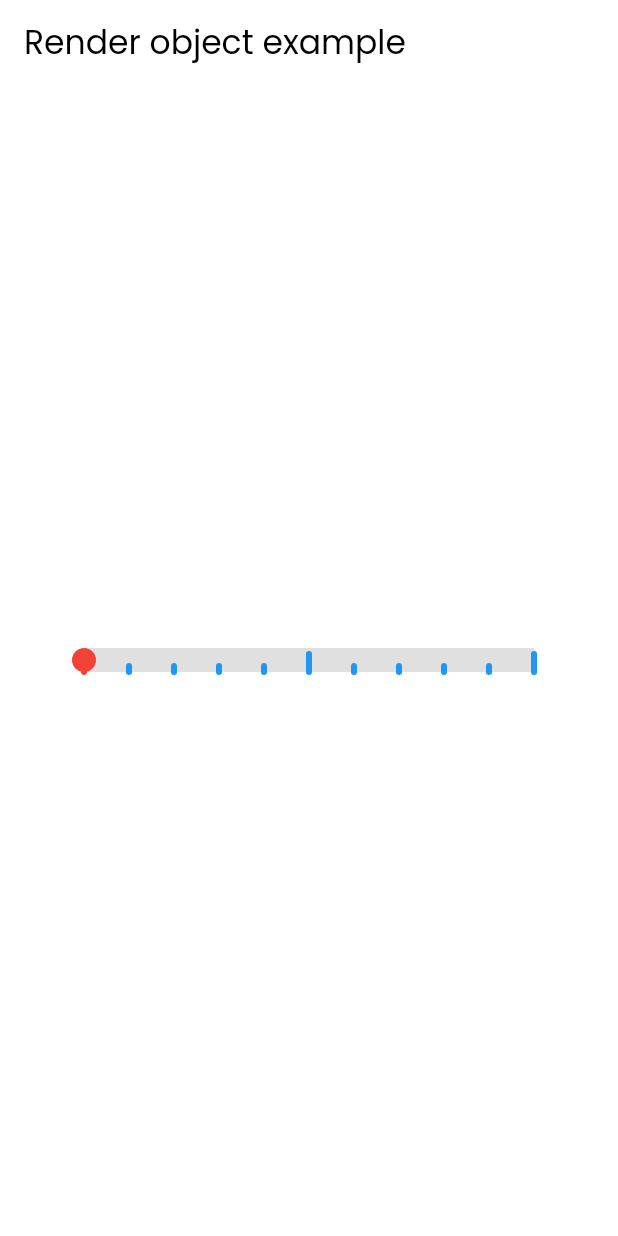
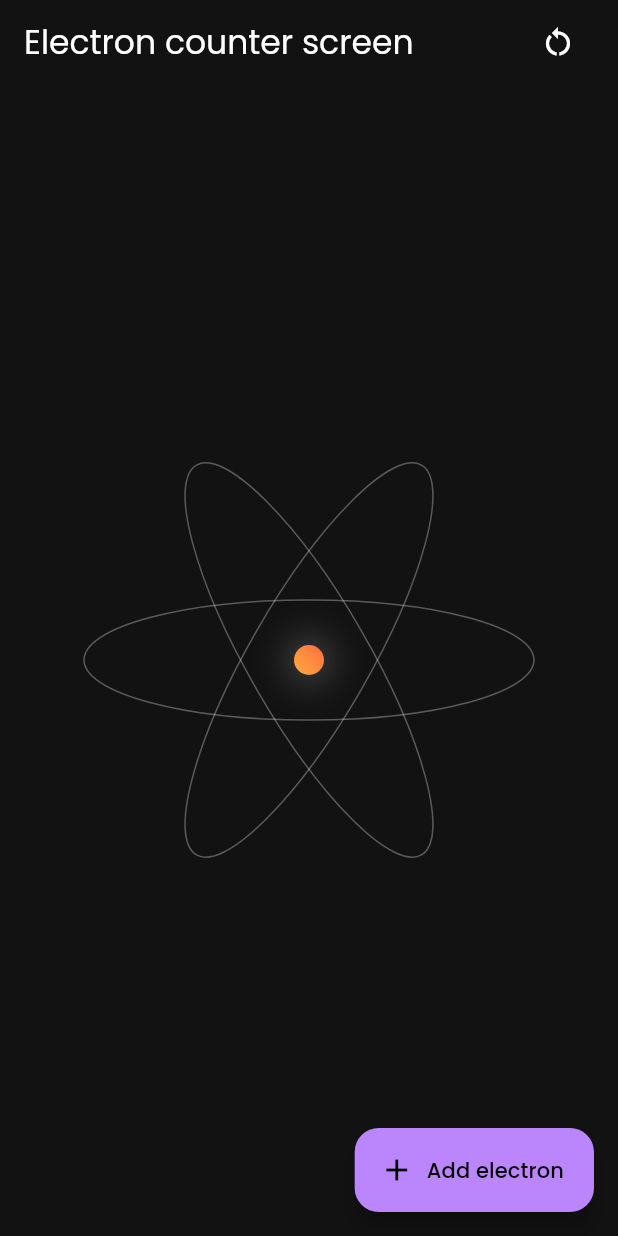
Before and after one commit to shravan-elred/flutter_training, a Flutter app: the screen it shows after launch, on a phone screen of 412 x 824 dp. Run offline on Flutter 3.47's test engine with Material 3 defaults, Android fonts, the phone set to English and light mode, and no system bars; our stand-ins replace google_fonts, rive, rxdart; missing offline and left inert: worker_manager, workmanager; generated files the repository leaves out were written again.

Commit message:
electron counter app added

```diff
--- /dev/null
+++ b/lib/graphical_operation/electron.dart
@@ -0,0 +1,16 @@
+// ignore_for_file: public_member_api_docs, sort_constructors_first
+import 'package:flutter/material.dart';
+
+class Electron {
+  Electron({
+    required this.degree,
+    required this.speed,
+    required this.radius,
+    required this.color,
+  });
+
+  double degree;
+  final int speed;
+  final double radius;
+  final Color color;
+}
--- /dev/null
+++ b/lib/graphical_operation/electron_counter_screen.dart
@@ -0,0 +1,131 @@
+import 'dart:async';
+import 'dart:math' as math;
+
+import 'package:flutter/material.dart';
+
+import 'electron.dart';
+import 'orbit.dart';
+import 'painters/orbit_painter.dart';
+
+class ElectronCounterScreen extends StatefulWidget {
+  const ElectronCounterScreen({super.key});
+
+  @override
+  State<ElectronCounterScreen> createState() => _ElectronCounterScreenState();
+}
+
+class _ElectronCounterScreenState extends State<ElectronCounterScreen>
+    with SingleTickerProviderStateMixin {
+  late Timer timer;
+  double electronDegree = 0.0;
+
+  List<Orbit> orbits = [
+    Orbit(electrons: List.empty(growable: true), angle: 0),
+    Orbit(electrons: List.empty(growable: true), angle: 60),
+    Orbit(electrons: List.empty(growable: true), angle: 120),
+  ];
+
+  @override
+  void initState() {
+    super.initState();
+
+    timer = Timer.periodic(
+      const Duration(milliseconds: 16),
+      (timer) {
+        for (final orbit in orbits) {
+          for (final electron in orbit.electrons) {
+            setState(() {
+              electron.degree += electron.speed;
+            });
+          }
+        }
+      },
+    );
+  }
+
+  @override
+  Widget build(BuildContext context) {
+    return Scaffold(
+      appBar: AppBar(
+        title: const Text('Electron counter screen'),
+        actions: [
+          IconButton(
+            onPressed: onResetAllEvent,
+            icon: const Icon(Icons.restart_alt),
+          ),
+          const SizedBox(width: 16),
+        ],
+      ),
+      floatingActionButton: FloatingActionButton.extended(
+        onPressed: onAddElectronEvent,
+        icon: const Icon(Icons.add),
+        label: const Text('Add electron'),
+      ),
+      body: Center(
+        child: Stack(
+          alignment: Alignment.center,
+          children: [
+            ...orbits.map(
+              (orbit) => Transform.rotate(
+                angle: degreesToRadians(orbit.angle),
+                child: CustomPaint(
+                  painter: OrbitPainter(
+                    electrons: orbit.electrons,
+                    strokeColor: Colors.white30,
+                  ),
+                  size: const Size(300, 80),
+                ),
+              ),
+            ),
+            Container(
+              width: 20,
+              height: 20,
+              decoration: const BoxDecoration(
+                shape: BoxShape.circle,
+                boxShadow: [
+                  BoxShadow(
+                    blurRadius: 20,
+                    color: Colors.white24,
+                    spreadRadius: 5,
+                  )
+                ],
+                gradient: LinearGradient(
+                  begin: Alignment.topRight,
+                  end: Alignment.bottomLeft,
+                  colors: [
+                    Colors.deepOrangeAccent,
+                    Colors.orangeAccent,
+                  ],
+                ),
+              ),
+            )
+          ],
+        ),
+      ),
+    );
+  }
+
+  void onAddElectronEvent() {
+    final randomOrbit = orbits[math.Random().nextInt(orbits.length)];
+    randomOrbit.electrons.add(
+      Electron(
+        degree: 0,
+        speed: math.Random().nextInt(4) + 1,
+        radius: math.Random().nextDouble() * 8,
+        color: Colors.primaries[math.Random().nextInt(Colors.primaries.length)],
+      ),
+    );
+  }
+
+  void onResetAllEvent() {
+    for (final orbit in orbits) {
+      orbit.electrons.clear();
+    }
+  }
+
+  @override
+  void dispose() {
+    timer.cancel();
+    super.dispose();
+  }
+}
--- /dev/null
+++ b/lib/graphical_operation/orbit.dart
@@ -0,0 +1,11 @@
+import 'electron.dart';
+
+class Orbit {
+  const Orbit({
+    required this.electrons,
+    required this.angle,
+  });
+
+  final List<Electron> electrons;
+  final double angle;
+}
--- /dev/null
+++ b/lib/graphical_operation/painters/orbit_painter.dart
@@ -0,0 +1,56 @@
+import 'package:flutter/material.dart';
+import 'dart:math' as math;
+
+import '../electron.dart';
+
+class OrbitPainter extends CustomPainter {
+  const OrbitPainter({
+    this.strokeColor = Colors.white,
+    this.strokeWidth = 1.0,
+    this.electrons = const [],
+  });
+
+  final Color strokeColor;
+  final double strokeWidth;
+
+  final List<Electron> electrons;
+
+  @override
+  void paint(Canvas canvas, Size size) {
+    // Paining orbit
+    final orbitPaint = Paint()
+      ..color = strokeColor
+      ..strokeWidth = strokeWidth
+      ..style = PaintingStyle.stroke;
+    final center = Offset(size.width / 2, size.height / 2);
+    final rect = Rect.fromCenter(
+      center: center,
+      width: size.width,
+      height: size.height,
+    );
+    canvas.drawOval(rect, orbitPaint);
+
+    // Painting electron
+    for (final electron in electrons) {
+      final electronPaint = Paint()..color = electron.color;
+      final radians = degreesToRadians(electron.degree);
+      final electronPosition = center +
+          Offset(
+            math.cos(radians) * (size.width / 2),
+            math.sin(radians) * (size.height / 2),
+          );
+      canvas.drawCircle(
+        electronPosition,
+        electron.radius,
+        electronPaint,
+      );
+    }
+  }
+
+  @override
+  bool shouldRepaint(covariant CustomPainter oldDelegate) => true;
+}
+
+double degreesToRadians(double electronDegree) {
+  return electronDegree * (math.pi / 180);
+}
--- a/lib/main.dart
+++ b/lib/main.dart
@@ -3,16 +3,17 @@ import 'package:google_fonts/google_fonts.dart';
 import 'package:flutter_localizations/flutter_localizations.dart';
 import 'package:flutter_gen/gen_l10n/app_localizations.dart';
 
-import 'render_object/slider_render_object_example.dart';
+import 'graphical_operation/electron_counter_screen.dart';
+import 'render_object/render_object_demo_screen.dart';
 
 final navigaterKey = GlobalKey<NavigatorState>();
 
 void main() {
-  runApp(const MyApp());
+  runApp(const Application());
 }
 
-class MyApp extends StatelessWidget {
-  const MyApp({super.key});
+class Application extends StatelessWidget {
+  const Application({super.key});
 
   @override
   Widget build(BuildContext context) {
@@ -22,7 +23,7 @@ class MyApp extends StatelessWidget {
       theme: ThemeData(
         fontFamily: GoogleFonts.poppins().fontFamily,
         useMaterial3: true,
-        colorScheme: const ColorScheme.light(),
+        colorScheme: const ColorScheme.dark(),
       ),
       navigatorKey: navigaterKey,
       localizationsDelegates: const [
@@ -35,7 +36,7 @@ class MyApp extends StatelessWidget {
         Locale('en'), // English
         Locale('fr'), // French
       ],
-      home: const RenderObjectExample(),
+      home: const ElectronCounterScreen(),
     );
   }
 }
```
Also changed, not shown: lib/render_object/render_object_demo_screen.dart (added, +42 -0 lines), 1 other file.
